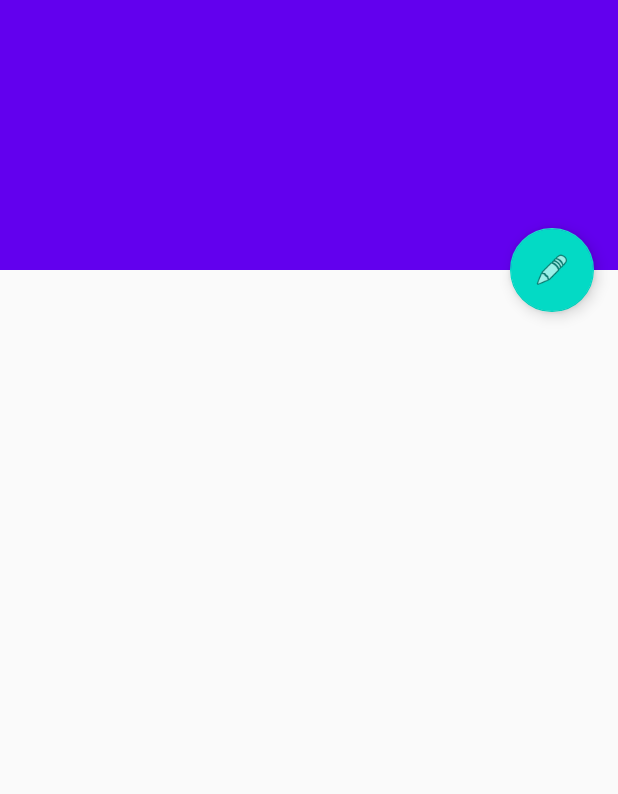
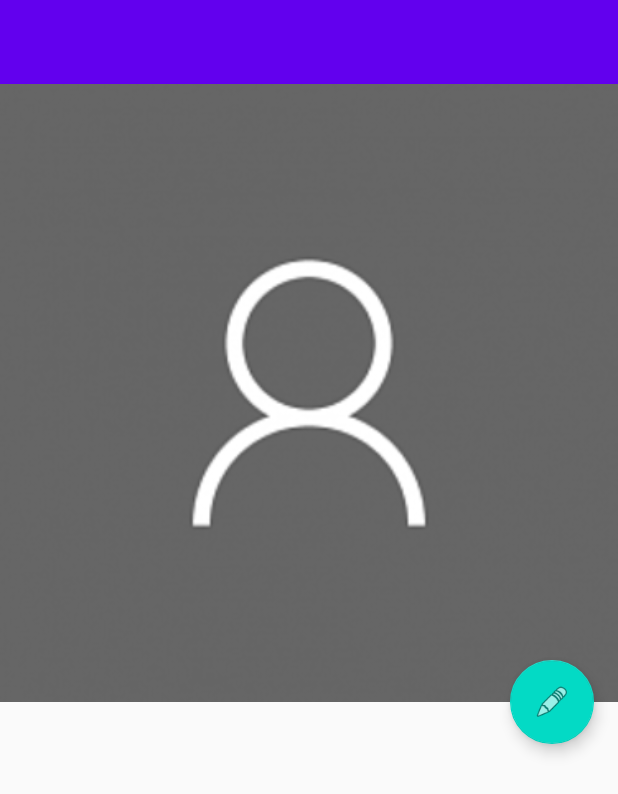
Before and after one commit to matiboux/griffith-android-contactmanager, an Android app: the layout activity_show_contact.xml on its own in the app's theme, with its tools: preview values and no code run, on a phone screen of 412 x 824 dp. Shown: the top 794 px of the screen. Run offline under Robolectric (Android 15) with nearby library versions, the phone set to English and light mode, and no system bars.

Commit message:
Added contact picture in ShowContact + Updated Database management

```diff
--- a/ContactManager/app/build.gradle
+++ b/ContactManager/app/build.gradle
@@ -10,7 +10,7 @@ android {
         minSdkVersion 23
         targetSdkVersion 29
         versionCode 1
-        versionName "1.0"
+        versionName '0.1'
 
         testInstrumentationRunner "androidx.test.runner.AndroidJUnitRunner"
     }
--- a/ContactManager/app/src/main/AndroidManifest.xml
+++ b/ContactManager/app/src/main/AndroidManifest.xml
@@ -13,7 +13,7 @@
             android:name=".AddContact"
             android:label="@string/title_activity_add_contact" />
         <activity
-            android:name=".SettingsActivity"
+            android:name=".Settings"
             android:label="@string/title_activity_settings" />
         <activity
             android:name=".About"
--- a/ContactManager/app/src/main/java/com/matiboux/griffith/contactmanager/ListContacts.java
+++ b/ContactManager/app/src/main/java/com/matiboux/griffith/contactmanager/ListContacts.java
@@ -37,7 +37,7 @@ public class ListContacts extends AppCompatActivity {
         listViewContacts = findViewById(R.id.lv_list_contacts);
 
         // Database
-        db = new DBOpenHelper(this, "test.db", null, 1);
+        db = new DBOpenHelper(this, ContactInfo.DB_NAME, null, 1);
 
         // Events
         fab.setOnClickListener(new View.OnClickListener() {
@@ -66,7 +66,7 @@ public class ListContacts extends AppCompatActivity {
     private void reloadListContacts() {
         // Show database entries
         Cursor c = db.sdb.query(
-                "test", new String[]{"*"},
+                ContactInfo.TABLE_NAME, new String[]{"*"},
                 null, null,
                 null, null, "firstname, lastname COLLATE NOCASE");
 
@@ -112,7 +112,7 @@ public class ListContacts extends AppCompatActivity {
 
             case R.id.action_settings:
                 // Move to Settings Activity
-                startActivity(new Intent(this, SettingsActivity.class));
+                startActivity(new Intent(this, Settings.class));
                 return true;
 
             case R.id.action_about:
--- a/ContactManager/app/src/main/java/com/matiboux/griffith/contactmanager/SettingsActivity.java
+++ b/ContactManager/app/src/main/java/com/matiboux/griffith/contactmanager/Settings.java
@@ -7,7 +7,7 @@ import androidx.appcompat.app.ActionBar;
 import androidx.appcompat.app.AppCompatActivity;
 import androidx.preference.PreferenceFragmentCompat;
 
-public class SettingsActivity extends AppCompatActivity {
+public class Settings extends AppCompatActivity {
 
     @Override
     protected void onCreate(Bundle savedInstanceState) {
--- a/ContactManager/app/src/main/res/layout/activity_show_contact.xml
+++ b/ContactManager/app/src/main/res/layout/activity_show_contact.xml
@@ -10,7 +10,7 @@
     <com.google.android.material.appbar.AppBarLayout
         android:id="@+id/app_bar"
         android:layout_width="match_parent"
-        android:layout_height="@dimen/app_bar_height"
+        android:layout_height="wrap_content"
         android:fitsSystemWindows="true"
         android:theme="@style/AppTheme.AppBarOverlay">
 
@@ -22,6 +22,18 @@
             app:contentScrim="?attr/colorPrimary"
             app:layout_scrollFlags="scroll|exitUntilCollapsed"
             app:toolbarId="@+id/toolbar">
+
+            <ImageView
+                android:id="@+id/contact_picture"
+                android:layout_width="match_parent"
+                android:layout_height="wrap_content"
+                app:layout_constraintDimensionRatio="1:1"
+                android:adjustViewBounds="true"
+                android:contentDescription="@null"
+                android:scaleType="centerCrop"
+                android:src="@drawable/default_avatar"
+                app:layout_collapseMode="parallax"
+                app:layout_scrollFlags="scroll|enterAlways|enterAlwaysCollapsed" />
 
             <androidx.appcompat.widget.Toolbar
                 android:id="@+id/toolbar"
--- a/ContactManager/app/src/main/res/values/dimens.xml
+++ b/ContactManager/app/src/main/res/values/dimens.xml
@@ -1,6 +1,6 @@
 <resources>
     <dimen name="fab_margin">16dp</dimen>
-    <dimen name="app_bar_height">180dp</dimen>
+    <dimen name="app_bar_height">300dp</dimen>
     <dimen name="text_margin">16dp</dimen>
     <!-- Default screen margins, per the Android Design guidelines. -->
     <dimen name="activity_horizontal_margin">16dp</dimen>
```
Also changed, not shown: ContactManager/app/src/main/java/com/matiboux/griffith/contactmanager/AddContact.java (+6 -5 lines), ContactManager/app/src/main/java/com/matiboux/griffith/contactmanager/ContactInfo.java (+42 -12 lines), ContactManager/app/src/main/java/com/matiboux/griffith/contactmanager/DBOpenHelper.java (+4 -14 lines), ContactManager/app/src/main/java/com/matiboux/griffith/contactmanager/ShowContact.java (+19 -6 lines), ContactManager/app/src/main/res/drawable/default_avatar.png (added).
